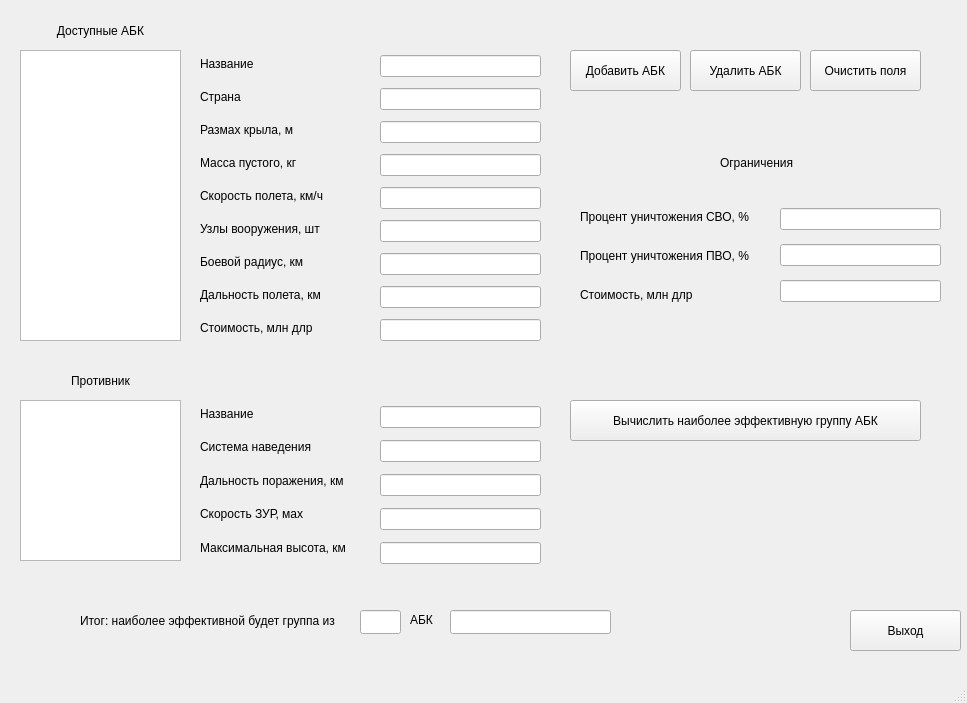
This is mainwindow.ui in Sarnavskiy-Alexey/Kursovaya as Qt 5 draws it before an edit. The edited form follows.
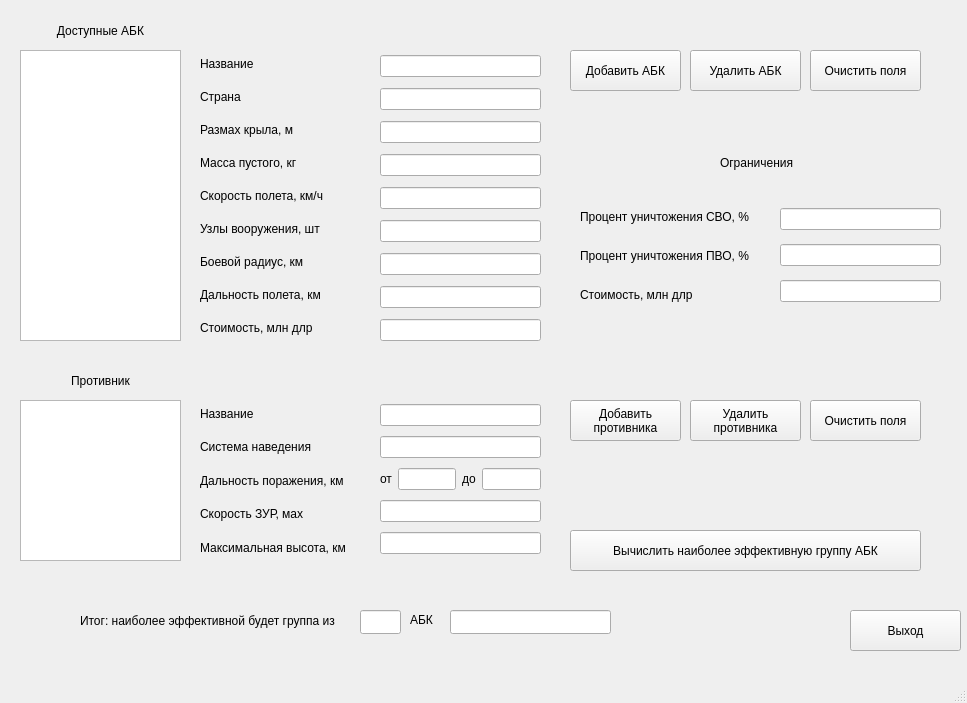
This is the edited form.

Diff of the .ui file:
```diff
--- a/mainwindow.ui
+++ b/mainwindow.ui
@@ -265,42 +265,67 @@
       <x>380</x>
       <y>400</y>
       <width>161</width>
-      <height>171</height>
+      <height>161</height>
      </rect>
     </property>
     <layout class="QVBoxLayout" name="verticalLayout_enemyCharacteristics">
      <item>
       <widget class="QLineEdit" name="lineEdit_enemyName">
        <property name="readOnly">
-        <bool>true</bool>
+        <bool>false</bool>
        </property>
       </widget>
      </item>
      <item>
       <widget class="QLineEdit" name="lineEdit_enemyTargetingSystem">
        <property name="readOnly">
-        <bool>true</bool>
+        <bool>false</bool>
        </property>
       </widget>
      </item>
      <item>
-      <widget class="QLineEdit" name="lineEdit_enemyDestructionRange">
-       <property name="readOnly">
-        <bool>true</bool>
-       </property>
-      </widget>
+      <layout class="QHBoxLayout" name="horizontalLayout">
+       <item>
+        <widget class="QLabel" name="label">
+         <property name="text">
+          <string>от</string>
+         </property>
+        </widget>
+       </item>
+       <item>
+        <widget class="QLineEdit" name="lineEdit_enemyDestructionRangeMin">
+         <property name="readOnly">
+          <bool>false</bool>
+         </property>
+        </widget>
+       </item>
+       <item>
+        <widget class="QLabel" name="label_2">
+         <property name="text">
+          <string>до</string>
+         </property>
+        </widget>
+       </item>
+       <item>
+        <widget class="QLineEdit" name="lineEdit_enemyDestructionRangeMax">
+         <property name="readOnly">
+          <bool>false</bool>
+         </property>
+        </widget>
+       </item>
+      </layout>
      </item>
      <item>
       <widget class="QLineEdit" name="lineEdit_enemyAAGMVelocity">
        <property name="readOnly">
-        <bool>true</bool>
+        <bool>false</bool>
        </property>
       </widget>
      </item>
      <item>
       <widget class="QLineEdit" name="lineEdit_enemyMaxHeight">
        <property name="readOnly">
-        <bool>true</bool>
+        <bool>false</bool>
        </property>
       </widget>
      </item>
@@ -356,7 +381,7 @@
     <property name="geometry">
      <rect>
       <x>570</x>
-      <y>400</y>
+      <y>530</y>
       <width>351</width>
       <height>41</height>
      </rect>
@@ -458,6 +483,47 @@
      </item>
     </layout>
    </widget>
+   <widget class="QPushButton" name="pushButton_clearEnemy">
+    <property name="geometry">
+     <rect>
+      <x>810</x>
+      <y>400</y>
+      <width>111</width>
+      <height>41</height>
+     </rect>
+    </property>
+    <property name="text">
+     <string>Очистить поля</string>
+    </property>
+   </widget>
+   <widget class="QPushButton" name="pushButton_deleteEnemy">
+    <property name="geometry">
+     <rect>
+      <x>690</x>
+      <y>400</y>
+      <width>111</width>
+      <height>41</height>
+     </rect>
+    </property>
+    <property name="text">
+     <string>Удалить
+противника</string>
+    </property>
+   </widget>
+   <widget class="QPushButton" name="pushButton_addEnemy">
+    <property name="geometry">
+     <rect>
+      <x>570</x>
+      <y>400</y>
+      <width>111</width>
+      <height>41</height>
+     </rect>
+    </property>
+    <property name="text">
+     <string>Добавить
+противника</string>
+    </property>
+   </widget>
   </widget>
   <widget class="QStatusBar" name="statusbar"/>
   <widget class="QMenuBar" name="menubar">
```
Left out of the diff: 6 changed lines with no effect on the pictures.
